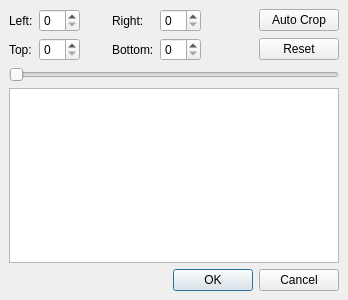
Before: the Qt Designer form branches/avidemux_2.4_branch/avidemux/ADM_userInterfaces/ADM_QT4/ADM_dialog/crop.ui in BackupTheBerlios/avidemux-svn, drawn with Qt 5.
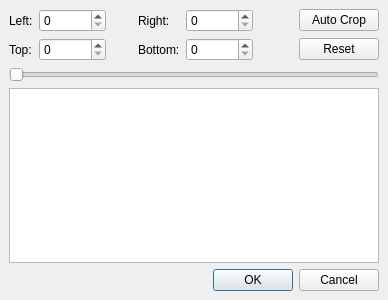
After: the same form once the commit is applied.

Commit message: [Qt] remove dimension restrictions on Crop window

What changed in the file:
```diff
--- a/branches/avidemux_2.4_branch/avidemux/ADM_userInterfaces/ADM_QT4/ADM_dialog/crop.ui
+++ b/branches/avidemux_2.4_branch/avidemux/ADM_userInterfaces/ADM_QT4/ADM_dialog/crop.ui
@@ -42,7 +42,11 @@
       </widget>
      </item>
      <item row="0" column="4" >
-      <widget class="QSpinBox" name="spinBoxRight" />
+      <widget class="QSpinBox" name="spinBoxRight" >
+       <property name="maximum" >
+        <number>2147483647</number>
+       </property>
+      </widget>
      </item>
      <item row="0" column="2" >
       <spacer>
@@ -81,7 +85,11 @@
       </widget>
      </item>
      <item row="1" column="1" >
-      <widget class="QSpinBox" name="spinBoxTop" />
+      <widget class="QSpinBox" name="spinBoxTop" >
+       <property name="maximum" >
+        <number>2147483647</number>
+       </property>
+      </widget>
      </item>
      <item row="1" column="4" >
       <widget class="QSpinBox" name="spinBoxBottom" />
@@ -117,7 +125,11 @@
       </spacer>
      </item>
      <item row="0" column="1" >
-      <widget class="QSpinBox" name="spinBoxLeft" />
+      <widget class="QSpinBox" name="spinBoxLeft" >
+       <property name="maximum" >
+        <number>2147483647</number>
+       </property>
+      </widget>
      </item>
      <item row="0" column="6" >
       <widget class="QPushButton" name="pushButtonAutoCrop" >
```
